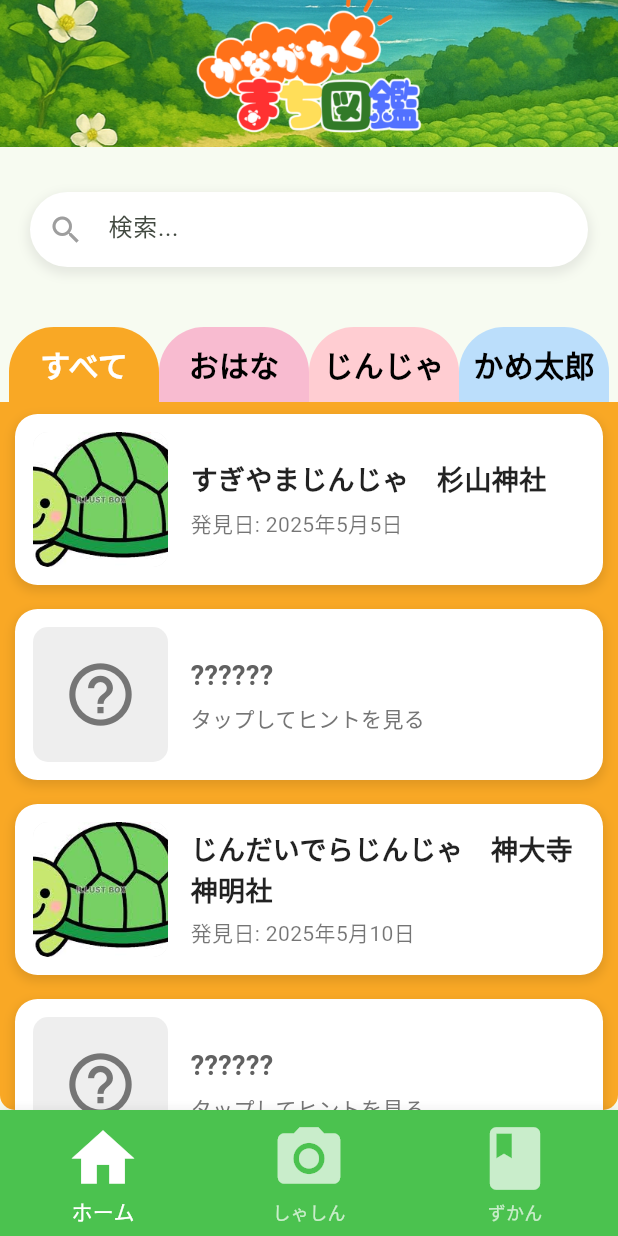
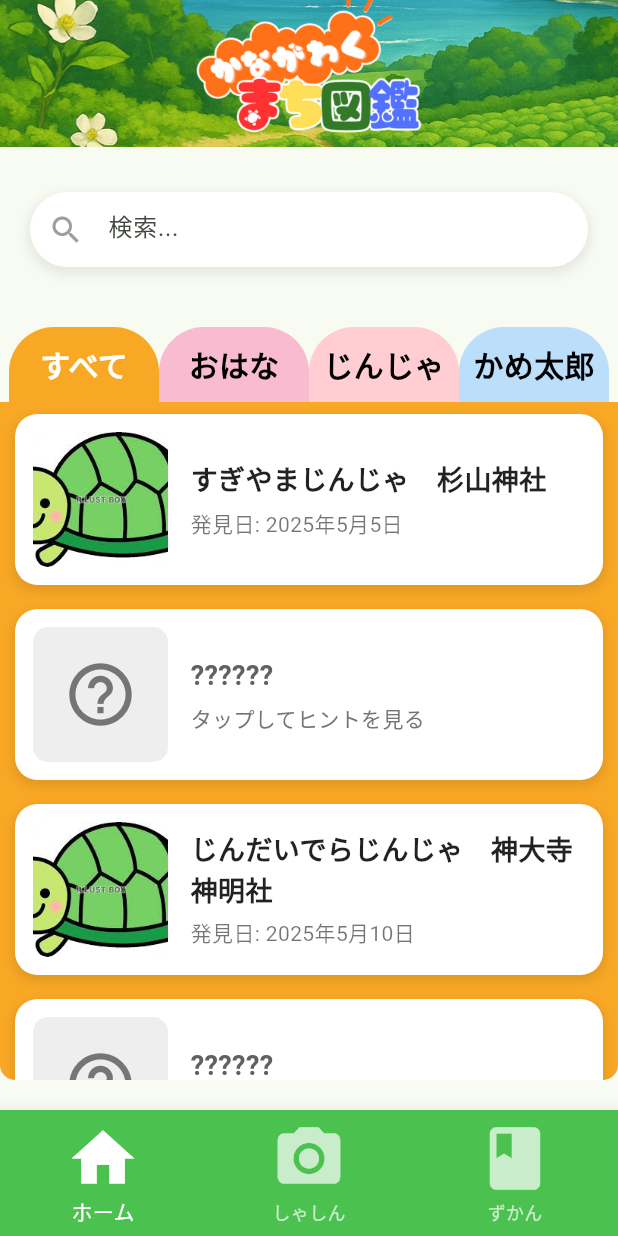
Before and after one commit to renrenbatabata/kanagawa-machizukan, a Flutter app: the Zukan screen opened by its route, on a phone screen of 412 x 824 dp. Run offline on Flutter 3.47's test engine with Material 3 defaults, Android fonts, the phone set to English and light mode, and no system bars; our stand-ins replace camera, geolocator; Roboto replaces fonts that are missing (NotoSansJP).

```diff
--- a/frontend/lib/screens/zukan_page/zukan.dart
+++ b/frontend/lib/screens/zukan_page/zukan.dart
@@ -70,7 +70,7 @@ class _ZukanState extends State<Zukan> {
     ZukanItem(
       id: 'flower_sakura',
       name: 'サクラ',
-      isDiscovered: true,
+      isDiscovered: false,
       category: 'おはな',
     ),
     ZukanItem(
@@ -218,6 +218,7 @@ class _ZukanState extends State<Zukan> {
               ),
             ),
           ),
+          const SizedBox(height: 20.0), // リストの下のスペースを調整
         ],
       ),
       bottomNavigationBar: const Control(),
```
